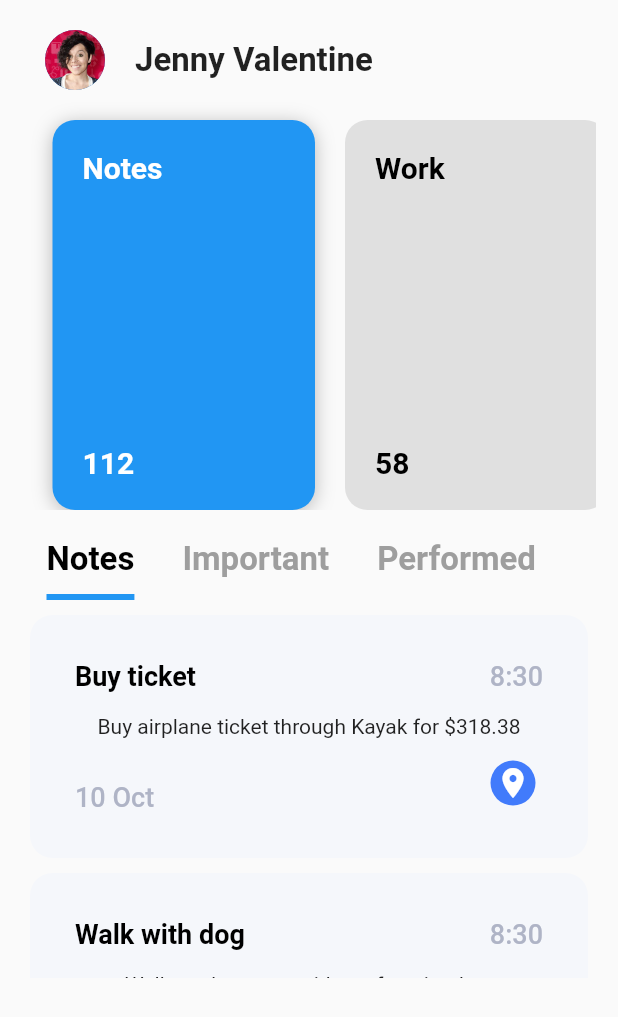
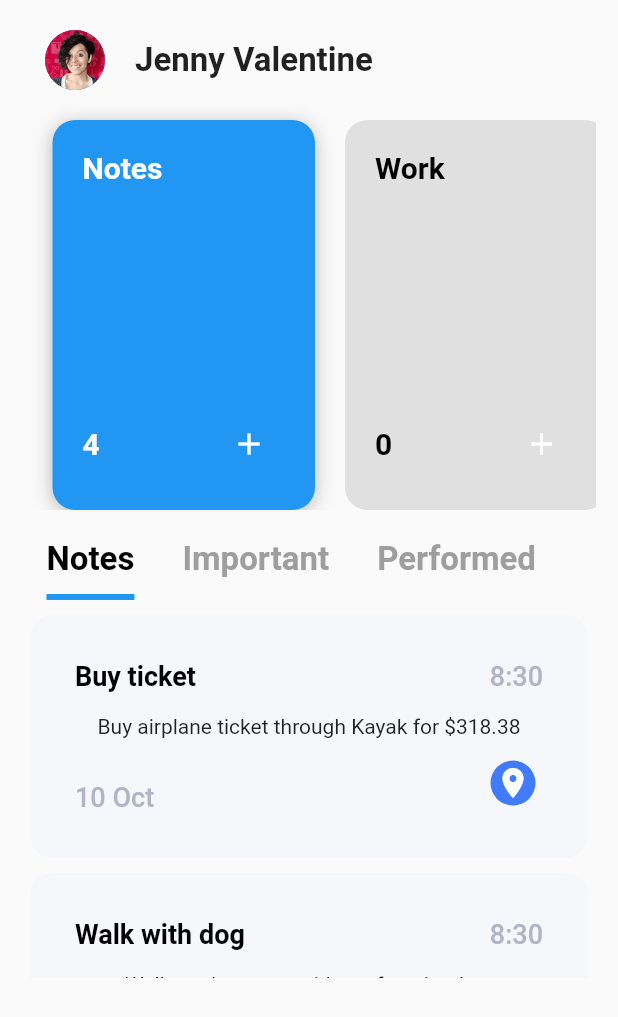
Before and after one commit to codeflames/privateNoteApp, a Flutter app: the screen it shows after launch, on a phone screen of 412 x 824 dp. Shown: the top 1017 px of the screen. Run offline on Flutter 3.47's test engine with Material 2 defaults, Android fonts, the phone set to English and light mode, and no system bars.

Commit message:
added the add notes/todo screens

```diff
--- a/lib/home_page.dart
+++ b/lib/home_page.dart
@@ -1,5 +1,9 @@
 import 'package:flutter/material.dart';
 import 'package:intl/intl.dart';
+import 'package:private_notes_app/add_home_screen.dart';
+import 'package:private_notes_app/add_note_screen.dart';
+import 'package:private_notes_app/add_others_screen.dart';
+import 'package:private_notes_app/add_work_todo_screen.dart';
 import 'package:private_notes_app/models/notes_model.dart';
 
 class HomePage extends StatefulWidget {
@@ -15,6 +19,12 @@ class _HomePageState extends State<HomePage>
   TabController _tabController;
   final DateFormat _dateFormatter = DateFormat('dd MMM');
   final DateFormat _timeFormatter = DateFormat('h:mm');
+  final List routes = [
+    AddNote(),
+    AddWork(),
+    AddHome(),
+    AddOthers(),
+  ];
 
   @override
   void initState() {
@@ -63,6 +73,9 @@ class _HomePageState extends State<HomePage>
                   fontWeight: FontWeight.bold,
                 ),
               ),
+              Row(
+                mainAxisAlignment: MainAxisAlignment.spaceBetween,
+                children: <Widget>[
                   Text(
                     count.toString(),
                     style: TextStyle(
@@ -72,6 +85,21 @@ class _HomePageState extends State<HomePage>
                       fontSize: 20,
                       fontWeight: FontWeight.bold,
                     ),
+                  ),
+                  IconButton(
+                    icon: Icon(
+                      Icons.add,
+                      color: Colors.white,
+                    ),
+                    onPressed: () {
+                      Navigator.of(context).push(
+                        MaterialPageRoute(
+                          builder: (context) => routes[index],
+                        ),
+                      );
+                    },
+                  ),
+                ],
               ),
             ],
           ),
@@ -122,7 +150,7 @@ class _HomePageState extends State<HomePage>
                   crossAxisAlignment: CrossAxisAlignment.end,
                   children: <Widget>[
                     Text(
-                      _dateFormatter.format(notes[0].date),
+                      _dateFormatter.format(notes[index].date),
                       style: TextStyle(
                         color: Color(0xFFAFB4C6),
                         fontSize: 18.0,
--- a/lib/models/notes_model.dart
+++ b/lib/models/notes_model.dart
@@ -6,13 +6,24 @@ class Note {
   Note({this.title, this.content, this.date});
 }
 
+addNotes({String title, String content}) {
+  notes.add(Note(
+    title: title,
+    content: content,
+    date: DateTime.now(),
+  ));
+}
+
 final Map<String, int> categories = {
-  'Notes': 112,
-  'Work': 58,
-  'Home': 23,
-  'Complete': 31,
+  'Notes': notes.length,
+  'Work': works.length,
+  'Home': home.length,
+  'Others': others.length,
 };
 
+final List<Note> works = [];
+final List<Note> home = [];
+final List<Note> others = [];
 final List<Note> notes = [
   Note(
     title: 'Buy ticket',
```
Also changed, not shown: lib/add_home_screen.dart (added, +48 -0 lines), lib/add_note_screen.dart (added, +61 -0 lines), lib/add_others_screen.dart (added, +19 -0 lines), lib/add_work_todo_screen.dart (added, +19 -0 lines). Lines whose indentation alone changed are shown as unchanged.
